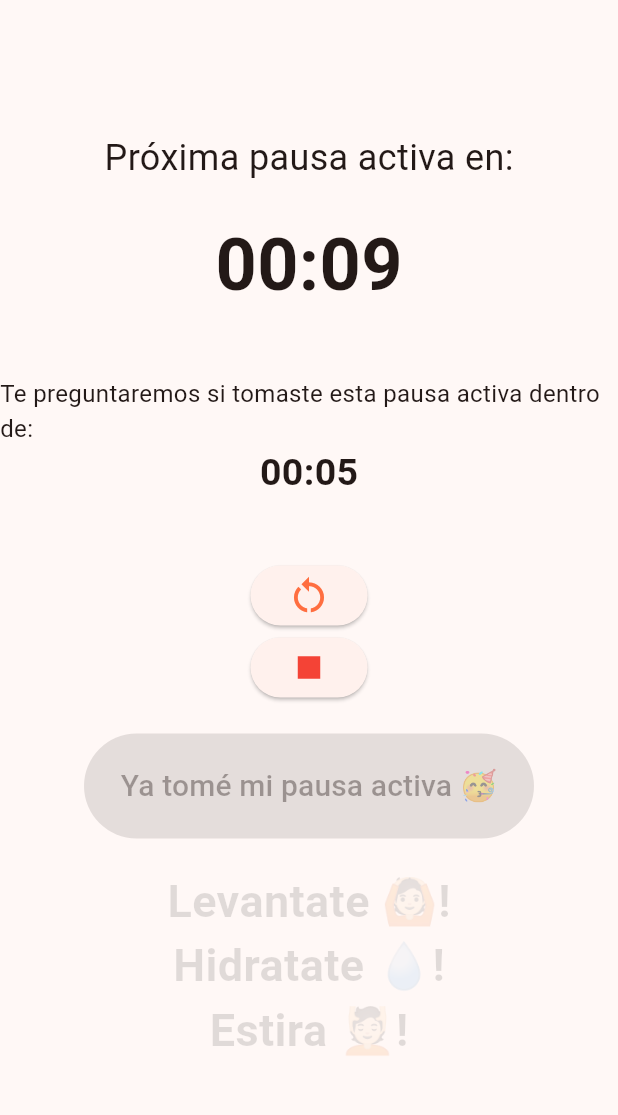
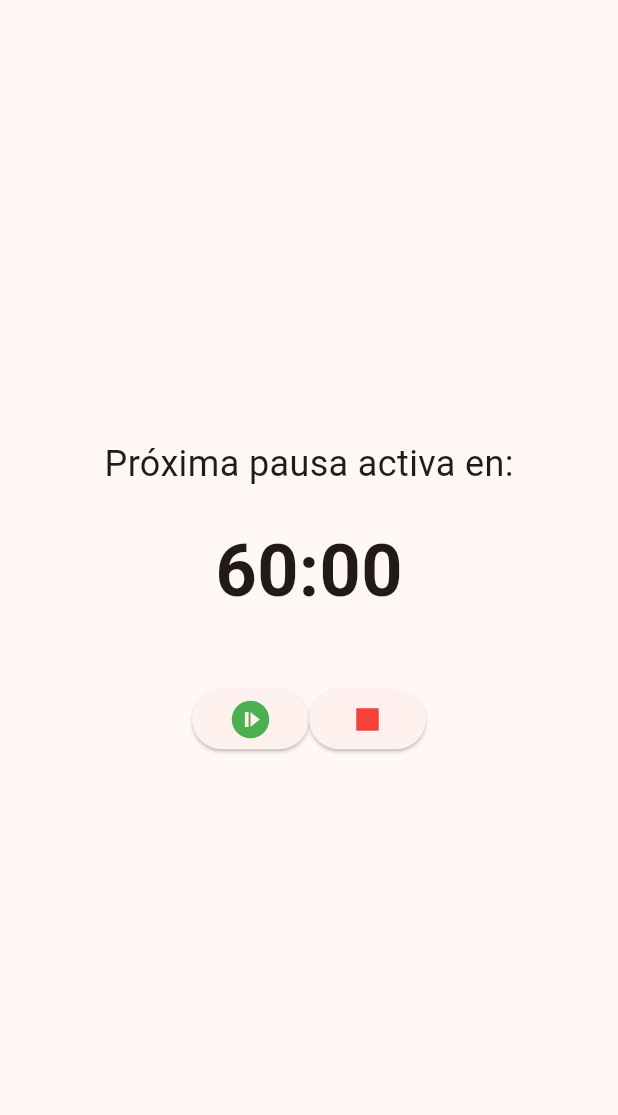
Before and after one commit to AzulejoCode/reminder_active_breaks, a Flutter app: the screen it shows after launch, after a tap on the "not started" icon, after a tap on the "stop" icon, on a phone screen of 412 x 824 dp, the part 63-1178 px from its top. Run offline on Flutter 3.47's test engine with Material 3 defaults, Android fonts, the phone set to English and light mode, and no system bars; our stand-ins replace flutter_local_notifications, permission_handler, shared_preferences; missing offline and left inert: flutter_background_service.

Commit message:
[refactor] - Conteo en segundo plano funcional
[Proximos]
- Permitir modificar los tiempos de notificación

```diff
--- a/lib/main.dart
+++ b/lib/main.dart
@@ -76,33 +76,29 @@ class _ActiveBreakAppState extends State<ActiveBreakApp> {
     initializeNotifications();
   }
 
-  void _loadTimer() async {
-    setState(() {
-      ReminderActiveBreaksPreferencesService
-              .getTimerSecondsRemainingNextActiveBreakIsUpBreak()
-          .then((onValue) => {timerNextActiveBreakIsUp = onValue});
+  Future<void> _loadTimer() async {
+    timerNextActiveBreakIsUp = await ReminderActiveBreaksPreferencesService
+        .getTimerSecondsRemainingNextActiveBreakIsUpBreak();
 
-      ReminderActiveBreaksPreferencesService
-              .getTimerSecondsRemainingDidYouTakeActivePauseIsUp()
-          .then((onValue) => {timerDidYouTakeActivePauseIsUp = onValue});
+    timerDidYouTakeActivePauseIsUp =
+        await ReminderActiveBreaksPreferencesService
+            .getTimerSecondsRemainingDidYouTakeActivePauseIsUp();
 
-      ReminderActiveBreaksPreferencesService
-              .getDefaultSecondsRemainingNextActiveBreak()
-          .then(
-              (onValue) => {defaultSecondsRemainingNextActiveBreak = onValue});
-      ReminderActiveBreaksPreferencesService
-              .getSecondsRemainingNextActiveBreak()
-          .then((onValue) => {secondsRemainingNextActiveBreak = onValue});
+    defaultSecondsRemainingNextActiveBreak =
+        await ReminderActiveBreaksPreferencesService
+            .getDefaultSecondsRemainingNextActiveBreak();
+    secondsRemainingNextActiveBreak =
+        await ReminderActiveBreaksPreferencesService
+            .getSecondsRemainingNextActiveBreak();
 
-      ReminderActiveBreaksPreferencesService
-              .getDefaultSecondsRemainingDidYouTakeActivePause()
-          .then((onValue) =>
-              {defaultSecondsRemaininDidYouTakeActivePause = onValue});
+    defaultSecondsRemaininDidYouTakeActivePause =
+        await ReminderActiveBreaksPreferencesService
+            .getDefaultSecondsRemainingDidYouTakeActivePause();
 
-      ReminderActiveBreaksPreferencesService
-              .getSecondsRemainingDidYouTakeActivePause()
-          .then((onValue) => {secondsRemainingDidYouTakeActivePause = onValue});
-    });
+    secondsRemainingDidYouTakeActivePause =
+        await ReminderActiveBreaksPreferencesService
+            .getSecondsRemainingDidYouTakeActivePause();
+    setState(() {});
   }
 
   // Solo en iOS: Esta función permite que el servicio siga funcionando en segundo plano
@@ -131,8 +127,6 @@ class _ActiveBreakAppState extends State<ActiveBreakApp> {
       initializationSettings,
       onDidReceiveNotificationResponse:
           (NotificationResponse notificationResponse) {
-        print(notificationResponse.notificationResponseType);
-        print(notificationResponse.actionId);
         switch (notificationResponse.notificationResponseType) {
           case NotificationResponseType.selectedNotificationAction:
             handleAction(notificationResponse.actionId ?? '');
@@ -170,20 +164,16 @@ class _ActiveBreakAppState extends State<ActiveBreakApp> {
 
   // Función que inicia el temporizador y cuenta hacia atrás
   void startTimerNextActiveBreak() {
-    setState(() {
     timerNextActiveBreakIsUp = true;
     ReminderActiveBreaksPreferencesService
         .setTimerSecondsRemainingNextActiveBreakIsUpBreak(
             timerNextActiveBreakIsUp);
 
-      timerDidYouTakeActivePauseIsUp = false;
-      ReminderActiveBreaksPreferencesService
-          .setTimerSecondsRemainingDidYouTakeActivePauseIsUp(
-              timerDidYouTakeActivePauseIsUp);
-    });
+    stopTimerDidYouTakeActivePause();
+    setState(() {});
+
     timerNextActiveBreak = Timer.periodic(const Duration(seconds: 1),
         (Timer timerOfTimerNextActiveBreak) {
-      setState(() {
       if (!timerNextActiveBreakIsUp) {
         timerOfTimerNextActiveBreak.cancel();
       } else if (secondsRemainingNextActiveBreak > 0) {
@@ -199,20 +189,19 @@ class _ActiveBreakAppState extends State<ActiveBreakApp> {
         timerOfTimerNextActiveBreak.cancel();
         starTimerDidYouTakeActivePause();
       }
-      });
+      setState(() {});
     });
   }
 
   void starTimerDidYouTakeActivePause() {
-    setState(() {
     timerDidYouTakeActivePauseIsUp = true;
     ReminderActiveBreaksPreferencesService
         .setTimerSecondsRemainingDidYouTakeActivePauseIsUp(
             timerDidYouTakeActivePauseIsUp);
-    });
+    setState(() {});
+
     timerDidYouTakeActivePause = Timer.periodic(const Duration(seconds: 1),
         (Timer timerOfTimerDidYouTakeActivePause) {
-      setState(() {
       if (!timerDidYouTakeActivePauseIsUp) {
         timerOfTimerDidYouTakeActivePause.cancel();
       } else if (secondsRemainingDidYouTakeActivePause > 0) {
@@ -250,66 +239,54 @@ class _ActiveBreakAppState extends State<ActiveBreakApp> {
                 secondsRemainingDidYouTakeActivePause);
         //timerOfTimerDidYouTakeActivePause.cancel();
       }
-      });
+      setState(() {});
     });
   }
 
-  void restartTimerNextActiveBreak() {
+  void stopTimerNextActiveBreak() {
     // Reiniciar el temporizador para la próxima pausa
-    setState(() {
     secondsRemainingNextActiveBreak = defaultSecondsRemainingNextActiveBreak;
     ReminderActiveBreaksPreferencesService.setSecondsRemainingNextActiveBreak(
         secondsRemainingNextActiveBreak);
 
+    timerNextActiveBreakIsUp = false;
+    ReminderActiveBreaksPreferencesService
+        .setTimerSecondsRemainingNextActiveBreakIsUpBreak(
+            timerNextActiveBreakIsUp);
+    setState(() {}); // Actualizar la UI
+  }
+
+  void stopTimerDidYouTakeActivePause() {
     secondsRemainingDidYouTakeActivePause =
         defaultSecondsRemaininDidYouTakeActivePause;
     ReminderActiveBreaksPreferencesService
         .setSecondsRemainingDidYouTakeActivePause(
             secondsRemainingDidYouTakeActivePause);
 
-      timerNextActiveBreakIsUp = true;
-      ReminderActiveBreaksPreferencesService
-          .setTimerSecondsRemainingNextActiveBreakIsUpBreak(
-              timerNextActiveBreakIsUp);
-
     timerDidYouTakeActivePauseIsUp = false;
     ReminderActiveBreaksPreferencesService
         .setTimerSecondsRemainingDidYouTakeActivePauseIsUp(
             timerDidYouTakeActivePauseIsUp);
-    }); // Actualizar la UI
+    setState(() {});
   }
 
-  void stopTimerDidYouTakeActivePause() {
-    setState(() {
-      timerDidYouTakeActivePauseIsUp = false;
-      ReminderActiveBreaksPreferencesService
-          .setTimerSecondsRemainingDidYouTakeActivePauseIsUp(
-              timerDidYouTakeActivePauseIsUp);
-    });
-  }
-
-  void stopTimerNextActiveBreak() {
-    setState(() {
+  void pauseTimerNextActiveBreak() {
     timerNextActiveBreakIsUp = false;
     ReminderActiveBreaksPreferencesService
         .setTimerSecondsRemainingNextActiveBreakIsUpBreak(
             timerNextActiveBreakIsUp);
-    });
+    setState(() {});
   }
 
   void handleAction(String payload) {
     switch (payload) {
       case actionDeclineDidYouTakeActivePauseId:
-        //print('Que mal!');
-        //starTimerDidYouTakeActivePause();
-        //flutterLocalNotificationsPlugin.cancelAll();
         break;
       case actionSubmitDidYouTakeActivePauseId:
-        restartTimerNextActiveBreak();
         startTimerNextActiveBreak();
         break;
       default:
-        print("Acción desconocida");
+        debugPrint("Acción desconocida");
         break;
     }
   }
@@ -328,8 +305,11 @@ class _ActiveBreakAppState extends State<ActiveBreakApp> {
         title: const Text('Recordatorio de Pausas Activas'),
       ),
       body: Center(
+        child: Padding(
+          padding: const EdgeInsets.fromLTRB(40, 0, 40, 0),
           child: Column(
             mainAxisAlignment: MainAxisAlignment.center,
+            crossAxisAlignment: CrossAxisAlignment.center,
             children: [
               const Text(
                 'Próxima pausa activa en:',
@@ -339,9 +319,12 @@ class _ActiveBreakAppState extends State<ActiveBreakApp> {
               Text(
                 formatTime(secondsRemainingNextActiveBreak),
                 // Muestra el tiempo restante
-              style: const TextStyle(fontSize: 48, fontWeight: FontWeight.bold),
+                style:
+                    const TextStyle(fontSize: 48, fontWeight: FontWeight.bold),
               ),
               const SizedBox(height: 40),
+              ...(timerDidYouTakeActivePauseIsUp
+                  ? [
                       const Text(
                         'Te preguntaremos si tomaste esta pausa activa dentro de:',
                         // Muestra el tiempo restante
@@ -352,44 +335,50 @@ class _ActiveBreakAppState extends State<ActiveBreakApp> {
                       Text(
                         formatTime(secondsRemainingDidYouTakeActivePause),
                         // Muestra el tiempo restante
-              style: const TextStyle(fontSize: 25, fontWeight: FontWeight.bold),
+                        style: const TextStyle(
+                            fontSize: 25, fontWeight: FontWeight.bold),
                       ),
                       const SizedBox(height: 40),
-            ElevatedButton(
-              onPressed: secondsRemainingNextActiveBreak ==
-                      defaultSecondsRemainingNextActiveBreak
-                  ? () {
+                    ]
+                  : [const SizedBox(height: 0)]),
+              Row(
+                crossAxisAlignment: CrossAxisAlignment.center,
+                mainAxisAlignment: MainAxisAlignment.center,
+                children: [
+                  !timerNextActiveBreakIsUp
+                      ? ElevatedButton(
+                          onPressed: () {
                             startTimerNextActiveBreak();
-                    }
-                  : () {
-                      stopTimerDidYouTakeActivePause();
-                      restartTimerNextActiveBreak();
                           },
-              child: secondsRemainingNextActiveBreak ==
-                      defaultSecondsRemainingNextActiveBreak
-                  ? const Icon(
-                      size: 60, color: Colors.green, Icons.not_started_sharp)
-                  : const Icon(
+                          child: const Icon(
                               size: 30,
-                      color: Colors.deepOrangeAccent,
-                      Icons.restart_alt),
+                              color: Colors.green,
+                              Icons.not_started_sharp),
+                        )
+                      : ElevatedButton(
+                          onPressed: () {
+                            pauseTimerNextActiveBreak();
+                          },
+                          child: const Icon(
+                              size: 30, color: Colors.green, Icons.pause),
                         ),
                   ElevatedButton(
                     onPressed: () {
-                startTimerNextActiveBreak();
-                starTimerDidYouTakeActivePause();
                       stopTimerDidYouTakeActivePause();
                       stopTimerNextActiveBreak();
                     },
                     child: const Icon(size: 30, color: Colors.red, Icons.stop),
                   ),
+                ],
+              ),
+              ...(timerDidYouTakeActivePauseIsUp
+                  ? [
                       const SizedBox(height: 20),
                       ElevatedButton(
                         style: const ButtonStyle(
                             fixedSize: WidgetStatePropertyAll(Size(300, 70))),
-              onPressed: secondsRemainingNextActiveBreak == 0
+                        onPressed: !timerNextActiveBreakIsUp
                             ? () {
-                      restartTimerNextActiveBreak();
                                 startTimerNextActiveBreak();
                               }
                             : null,
@@ -399,37 +388,34 @@ class _ActiveBreakAppState extends State<ActiveBreakApp> {
                         ),
                       ),
                       const SizedBox(height: 20),
-            Text(
+                      const Text(
                         'Levantate 🙆🏻‍!',
                         // Muestra el tiempo restante
                         style: TextStyle(
                             fontSize: 30,
-                  color: secondsRemainingNextActiveBreak == 0
-                      ? Colors.black
-                      : Colors.black12,
+                            color: Colors.black,
                             fontWeight: FontWeight.bold),
                       ),
-            Text(
+                      const Text(
                         'Hidratate 💧!',
                         // Muestra el tiempo restante
                         style: TextStyle(
                             fontSize: 30,
-                  color: secondsRemainingNextActiveBreak == 0
-                      ? Colors.black
-                      : Colors.black12,
+                            color: Colors.black,
                             fontWeight: FontWeight.bold),
                       ),
-            Text(
+                      const Text(
                         'Estira 💆🏻‍!',
                         // Muestra el tiempo restante
                         style: TextStyle(
                             fontSize: 30,
-                  color: secondsRemainingNextActiveBreak == 0
-                      ? Colors.black
-                      : Colors.black12,
+                            color: Colors.black,
                             fontWeight: FontWeight.bold),
+                      )
+                    ]
+                  : [const SizedBox(height: 0)]),
+            ],
           ),
-          ],
         ),
       ),
     );
--- a/lib/preferences/reminder_active_breaks_preferences_service.dart
+++ b/lib/preferences/reminder_active_breaks_preferences_service.dart
@@ -1,8 +1,8 @@
 import 'package:reminder_active_breaks/preferences/preference_utils.dart';
 
 class ReminderActiveBreaksPreferencesService {
-  static const int _reminderActiveBreak = 10;
-  static const int _reminderDidYouTakeActivePause = 5;
+  static const int _reminderActiveBreak = 3600;
+  static const int _reminderDidYouTakeActivePause = 60;
 
   static const String _timerSecondsRemainingNextActiveBreakIsUpKey =
       'timerSecondsRemainingNextActiveBreakIsUpKey';
@@ -15,13 +15,12 @@ class ReminderActiveBreaksPreferencesService {
         value);
   }
 
-  static Future<bool> getTimerSecondsRemainingNextActiveBreakIsUpBreak() {
-    bool? output;
-    PreferencesUtils.getBool(ReminderActiveBreaksPreferencesService
-            ._timerSecondsRemainingNextActiveBreakIsUpKey)
-        .then((onValue) => output = onValue);
+  static Future<bool> getTimerSecondsRemainingNextActiveBreakIsUpBreak() async {
+    bool? output = await PreferencesUtils.getBool(
+        ReminderActiveBreaksPreferencesService
+            ._timerSecondsRemainingNextActiveBreakIsUpKey);
 
-    return Future.value(output ?? false);
+    return output ?? false;
   }
 
   static const String _timerSecondsRemainingDidYouTakeActivePauseIsUpKey =
@@ -35,13 +34,13 @@ class ReminderActiveBreaksPreferencesService {
         value);
   }
 
-  static Future<bool> getTimerSecondsRemainingDidYouTakeActivePauseIsUp() {
-    bool? output;
-    PreferencesUtils.getBool(ReminderActiveBreaksPreferencesService
-            ._timerSecondsRemainingDidYouTakeActivePauseIsUpKey)
-        .then((onValue) => output = onValue);
+  static Future<bool>
+      getTimerSecondsRemainingDidYouTakeActivePauseIsUp() async {
+    bool? output = await PreferencesUtils.getBool(
+        ReminderActiveBreaksPreferencesService
+            ._timerSecondsRemainingDidYouTakeActivePauseIsUpKey);
 
-    return Future.value(output ?? false);
+    return output ?? false;
   }
 
   //------------ Tiempo en segundos restanta para la pausa activa, default
@@ -56,14 +55,13 @@ class ReminderActiveBreaksPreferencesService {
         value);
   }
 
-  static Future<int> getDefaultSecondsRemainingNextActiveBreak() {
-    int? output;
-    PreferencesUtils.getInt(ReminderActiveBreaksPreferencesService
-            ._defaultSecondsRemainingNextActiveBreakKey)
-        .then((onValue) => output = onValue);
+  static Future<int> getDefaultSecondsRemainingNextActiveBreak() async {
+    int? output = await PreferencesUtils.getInt(
+        ReminderActiveBreaksPreferencesService
+            ._defaultSecondsRemainingNextActiveBreakKey);
 
-    return Future.value(
-        output ?? ReminderActiveBreaksPreferencesService._reminderActiveBreak);
+    return output ??
+        ReminderActiveBreaksPreferencesService._reminderActiveBreak;
   }
 
 //------------ Tiempo en segundos restanta para la pausa activa
@@ -78,14 +76,13 @@ class ReminderActiveBreaksPreferencesService {
         value);
   }
 
-  static Future<int> getSecondsRemainingNextActiveBreak() {
-    int? output;
-    PreferencesUtils.getInt(ReminderActiveBreaksPreferencesService
-            ._secondsRemainingNextActiveBreakKey)
-        .then((onValue) => output = onValue);
+  static Future<int> getSecondsRemainingNextActiveBreak() async {
+    int? output = await PreferencesUtils.getInt(
+        ReminderActiveBreaksPreferencesService
+            ._secondsRemainingNextActiveBreakKey);
 
-    return Future.value(
-        output ?? ReminderActiveBreaksPreferencesService._reminderActiveBreak);
+    return output ??
+        ReminderActiveBreaksPreferencesService._reminderActiveBreak;
   }
 
 //------------ Tiempo en segundos para la validacion de la toma de la pausa activa
@@ -100,14 +97,13 @@ class ReminderActiveBreaksPreferencesService {
         value);
   }
 
-  static Future<int> getSecondsRemainingDidYouTakeActivePause() {
-    int? output;
-    PreferencesUtils.getInt(ReminderActiveBreaksPreferencesService
-            ._secondsRemainingDidYouTakeActivePauseKey)
-        .then((onValue) => output = onValue);
+  static Future<int> getSecondsRemainingDidYouTakeActivePause() async {
+    int? output = await PreferencesUtils.getInt(
+        ReminderActiveBreaksPreferencesService
+            ._secondsRemainingDidYouTakeActivePauseKey);
 
-    return Future.value(output ??
-        ReminderActiveBreaksPreferencesService._reminderDidYouTakeActivePause);
+    return output ??
+        ReminderActiveBreaksPreferencesService._reminderDidYouTakeActivePause;
   }
 
 //------------ Tiempo en segundos para la validacion de la toma de la pausa activa, default
@@ -122,13 +118,12 @@ class ReminderActiveBreaksPreferencesService {
         value);
   }
 
-  static Future<int> getDefaultSecondsRemainingDidYouTakeActivePause() {
-    int? output;
-    PreferencesUtils.getInt(ReminderActiveBreaksPreferencesService
-            ._defaultSecondsRemainingDidYouTakeActivePauseKey)
-        .then((onValue) => output = onValue);
+  static Future<int> getDefaultSecondsRemainingDidYouTakeActivePause() async {
+    int? output = await PreferencesUtils.getInt(
+        ReminderActiveBreaksPreferencesService
+            ._defaultSecondsRemainingDidYouTakeActivePauseKey);
 
-    return Future.value(output ??
-        ReminderActiveBreaksPreferencesService._reminderDidYouTakeActivePause);
+    return output ??
+        ReminderActiveBreaksPreferencesService._reminderDidYouTakeActivePause;
   }
 }
```
Lines whose indentation alone changed are shown as unchanged.
